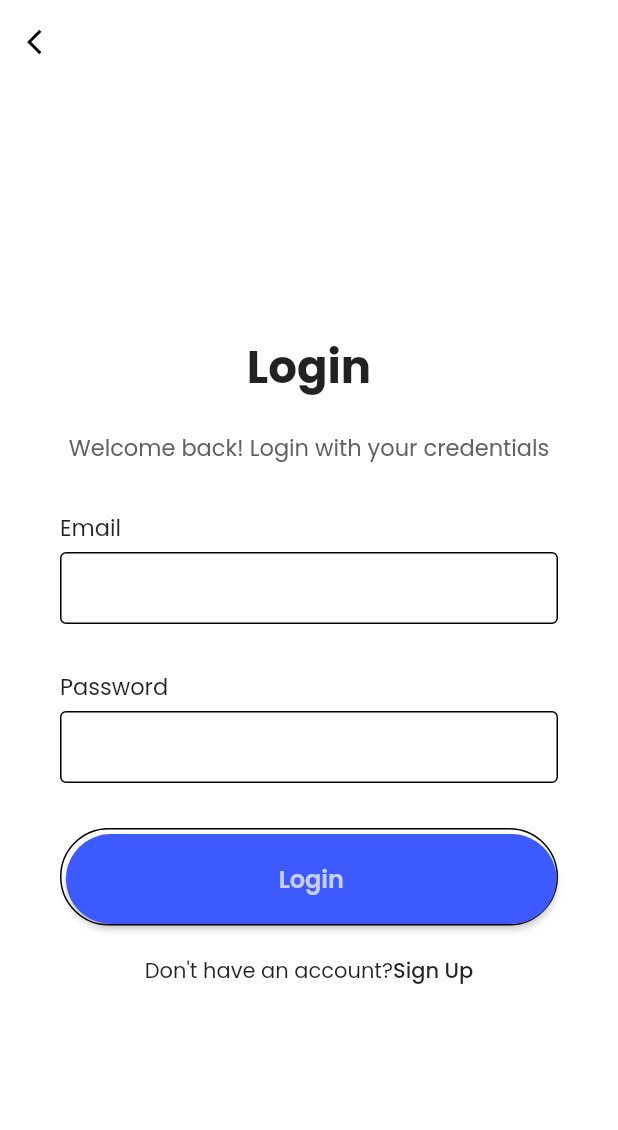
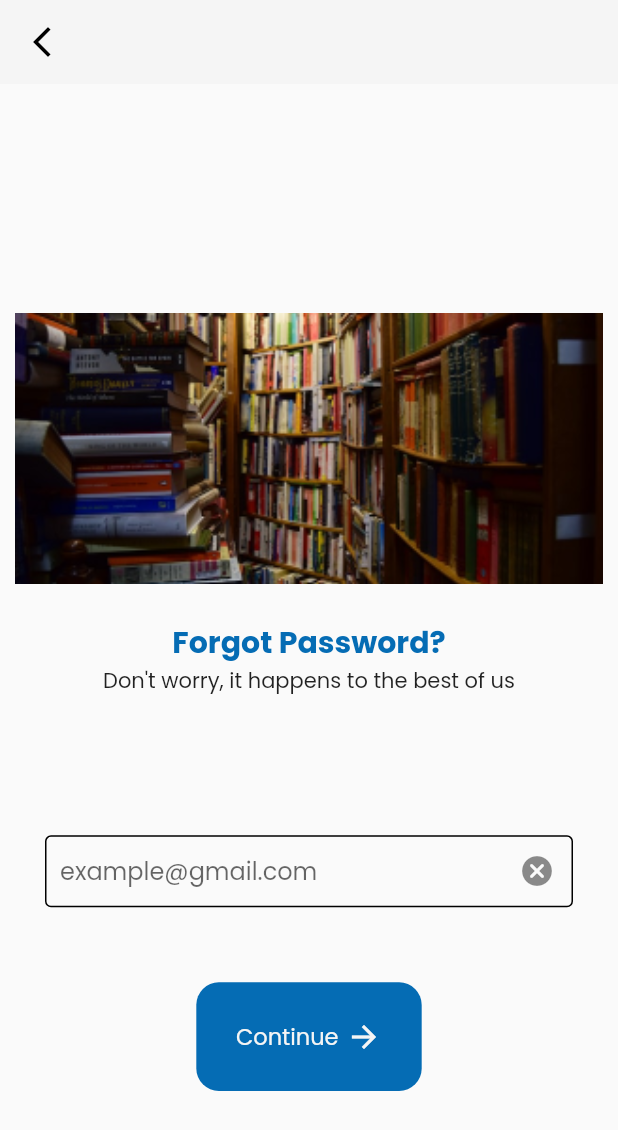
Before and after one commit to Cohort9-BincomTechNetwork/mobile-devs, a Flutter app: the SplashScreen2 screen opened by its route, after a tap on "Next", on a phone screen of 412 x 824 dp. Shown: the top 1130 px of the screen. Run offline on Flutter 3.47's test engine with Material 2 defaults, Android fonts, the phone set to English and light mode, and no system bars; our stand-ins replace get, google_fonts.

Commit message:
completed forgot password screen

```diff
--- /dev/null
+++ b/lib/common/widgets/book_store_image.dart
@@ -0,0 +1,18 @@
+import 'package:examina/common/utils/dimensions.dart';
+import 'package:flutter/material.dart';
+
+class BookStoreImage extends StatelessWidget {
+  const BookStoreImage({super.key});
+
+  @override
+  Widget build(BuildContext context) {
+    return Container(
+      child: Image.asset(
+        'assets/images/splash_image.png',
+        height: Dimension.height150,
+        width: Dimension.width20 * 20,
+        fit: BoxFit.cover,
+      ),
+    );
+  }
+}
--- /dev/null
+++ b/lib/features/auth/screens/forgot_password_screen.dart
@@ -0,0 +1,65 @@
+import 'package:examina/common/utils/colors.dart';
+import 'package:examina/common/utils/dimensions.dart';
+import 'package:examina/common/widgets/book_store_image.dart';
+import 'package:examina/features/auth/widgets/make_input_widget.dart';
+import 'package:examina/features/auth/widgets/text_and_icon_btn.dart';
+import 'package:flutter/material.dart';
+import 'package:get/get.dart';
+import 'package:google_fonts/google_fonts.dart';
+
+class ForgotPasswordScreen extends StatelessWidget {
+  const ForgotPasswordScreen({super.key});
+
+  @override
+  Widget build(BuildContext context) {
+    return Scaffold(
+      appBar: AppBar(
+        backgroundColor: AppColors.whiteColor,
+        elevation: 0,
+        leading: IconButton(
+            color: Colors.black,
+            onPressed: () => Get.back(),
+            icon: Icon(Icons.arrow_back_ios_new)),
+      ),
+      body: SingleChildScrollView(
+        physics: BouncingScrollPhysics(),
+        child: Container(
+          height: MediaQuery.of(context).size.height,
+          padding: EdgeInsets.all(10),
+          child: Column(
+            mainAxisAlignment: MainAxisAlignment.center,
+            children: [
+              BookStoreImage(),
+              SizedBox(
+                height: Dimension.height20,
+              ),
+              Text(
+                "Forgot Password?",
+                style: GoogleFonts.poppins(
+                    fontSize: 20,
+                    fontWeight: FontWeight.bold,
+                    color: AppColors.primaryColor),
+              ),
+
+              Text(
+                "Don't worry, it happens to the best of us",
+                textAlign: TextAlign.center,
+                style: GoogleFonts.poppins(),
+              ),
+              SizedBox(
+                height: Dimension.height20 * 3,
+              ),
+              Container(
+                  padding: EdgeInsets.all(20),
+                  child: MakeInput(label: "example@gmail.com")),
+
+              // BUTTON
+
+              TextAndIconBTN(),
+            ],
+          ),
+        ),
+      ),
+    );
+  }
+}
--- /dev/null
+++ b/lib/features/auth/widgets/make_input_widget.dart
@@ -0,0 +1,34 @@
+import 'package:flutter/material.dart';
+
+class MakeInput extends StatelessWidget {
+  MakeInput({required this.label, this.obscureText = false});
+  String label;
+  bool obscureText;
+  @override
+  Widget build(BuildContext context) {
+    return Column(
+      crossAxisAlignment: CrossAxisAlignment.start,
+      children: [
+        TextField(
+          obscureText: obscureText,
+          decoration: InputDecoration(
+            suffixIcon: Icon(Icons.cancel_rounded),
+            hintText: label,
+            contentPadding: EdgeInsets.symmetric(vertical: 0, horizontal: 10),
+            enabledBorder: OutlineInputBorder(
+              borderSide: BorderSide(
+                  // color: Colors.grey[400],
+                  ),
+            ),
+            border: OutlineInputBorder(
+                // borderSide: BorderSide(color: Colors.grey[400])
+                ),
+          ),
+        ),
+        const SizedBox(
+          height: 30,
+        )
+      ],
+    );
+  }
+}
--- /dev/null
+++ b/lib/features/auth/widgets/text_and_icon_btn.dart
@@ -0,0 +1,33 @@
+import 'package:examina/common/utils/colors.dart';
+import 'package:examina/common/utils/dimensions.dart';
+import 'package:flutter/material.dart';
+import 'package:google_fonts/google_fonts.dart';
+
+class TextAndIconBTN extends StatelessWidget {
+  const TextAndIconBTN({super.key});
+
+  @override
+  Widget build(BuildContext context) {
+    return Container(
+      height: Dimension.height10 * 6,
+      width: Dimension.width30 * 5,
+      decoration: BoxDecoration(
+        borderRadius: BorderRadius.circular(15),
+        color: AppColors.primaryColor,
+      ),
+      child: Row(mainAxisAlignment: MainAxisAlignment.center, children: [
+        Text(
+          'Continue',
+          style: GoogleFonts.poppins(color: AppColors.whiteColor, fontSize: 15),
+        ),
+        SizedBox(
+          width: 5,
+        ),
+        Icon(
+          Icons.arrow_forward,
+          color: AppColors.whiteColor,
+        )
+      ]),
+    );
+  }
+}
--- a/lib/features/splash/screens/splash_screen2.dart
+++ b/lib/features/splash/screens/splash_screen2.dart
@@ -1,9 +1,11 @@
 import 'package:examina/common/utils/colors.dart';
 import 'package:examina/common/utils/dimensions.dart';
+import 'package:examina/common/widgets/book_store_image.dart';
 import 'package:examina/features/splash/widgets/splash_button.dart';
 import 'package:examina/routes/route.dart';
 import 'package:flutter/material.dart';
 import 'package:get/get.dart';
+import 'package:google_fonts/google_fonts.dart';
 
 class SplashScreen2 extends StatelessWidget {
   const SplashScreen2({super.key});
@@ -27,12 +29,7 @@ class SplashScreen2 extends StatelessWidget {
             //     icon: Icon(Icons.arrow_back_ios_new_outlined)),
             SizedBox(height: Dimension.height20 * 5),
             // image
-            Image.asset(
-              'assets/images/splash_image.png',
-              height: Dimension.height150,
-              width: Dimension.width20 * 20,
-              fit: BoxFit.cover,
-            ),
+            BookStoreImage(),
             SizedBox(
               height: Dimension.height30,
             ),
@@ -51,15 +48,16 @@ class SplashScreen2 extends StatelessWidget {
             SizedBox(
               height: Dimension.height10 / 2,
             ),
-            const Text(
+            Text(
               'Learn new things and develop your problem solving skills',
               textAlign: TextAlign.left,
               softWrap: true,
-              style: TextStyle(fontSize: 18, color: Colors.black87),
+              style: GoogleFonts.poppins(
+                  fontSize: 18, fontWeight: FontWeight.w300),
             ),
 
             Padding(
-              padding: const EdgeInsets.symmetric(vertical: 8.0),
+              padding: const EdgeInsets.symmetric(vertical: 15.0),
               child: Row(
                 children: [
                   Container(
@@ -79,26 +77,22 @@ class SplashScreen2 extends StatelessWidget {
               ),
             ),
 
-            SizedBox(height: Dimension.height10 * 10),
+            SizedBox(height: Dimension.height10 * 15),
 
             // button
             Row(
-              mainAxisAlignment: MainAxisAlignment.spaceBetween,
-              crossAxisAlignment: CrossAxisAlignment.start,
+              mainAxisAlignment: MainAxisAlignment.end,
+              crossAxisAlignment: CrossAxisAlignment.end,
               children: [
                 GestureDetector(
-                  onTap: () => Get.toNamed(RouteHelper.login),
+                  onTap: () =>
+                      Get.toNamed(RouteHelper.getForgotPasswordScreen()),
                   child: SplashButton(
                     color: AppColors.primaryColor,
                     text: 'Next',
                     textColor: AppColors.whiteColor,
                   ),
                 ),
-                SplashButton(
-                  color: AppColors.whiteColor,
-                  text: 'Skip',
-                  textColor: Colors.black,
-                )
               ],
             )
           ],
--- a/lib/routes/route.dart
+++ b/lib/routes/route.dart
@@ -1,3 +1,4 @@
+import 'package:examina/features/auth/screens/forgot_password_screen.dart';
 import 'package:examina/features/auth/screens/login.dart';
 import 'package:examina/features/auth/screens/register.dart';
 import 'package:examina/features/auth/screens/register.dart';
@@ -9,11 +10,14 @@ class RouteHelper {
   static const initial = '/';
   static const splashScreen = '/splash-screen';
   static const splashScreen2 = '/splash-screen-2';
+
   static const login = '/auth/login';
   static const register = '/auth/register';
+  static const forgotPasswordScreen = '/forgot-password';
 
   static String getSplashScreen() => '$splashScreen';
   static String getSplashScreen2() => '$splashScreen2';
+  static String getForgotPasswordScreen() => '$forgotPasswordScreen';
 
   static List<GetPage> routes = [
     GetPage(
@@ -38,5 +42,11 @@ class RouteHelper {
         page: () {
           return const SignUpPage();
         }),
+    GetPage(
+        name: forgotPasswordScreen,
+        page: () {
+          return const ForgotPasswordScreen();
+        },
+        transition: Transition.rightToLeft),
   ];
 }
--- a/pubspec.yaml
+++ b/pubspec.yaml
@@ -63,7 +63,7 @@ flutter:
   # To add assets to your application, add an assets section, like this:
   assets:
    - assets/images/
-  #   - images/a_dot_ham.jpeg
+   - assets/fonts/
 
   # An image asset can refer to one or more resolution-specific "variants", see
   # https://flutter.dev/assets-and-images/#resolution-aware
```
